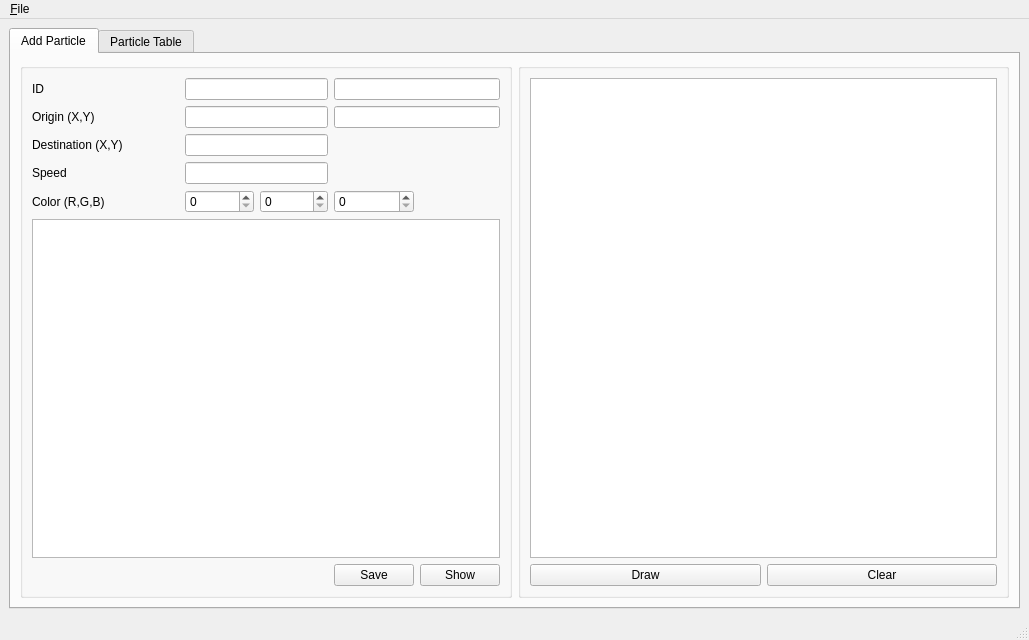
First picture: the form in mainwindow.ui, repository EdPeReg/GraphGUI, before the edit.
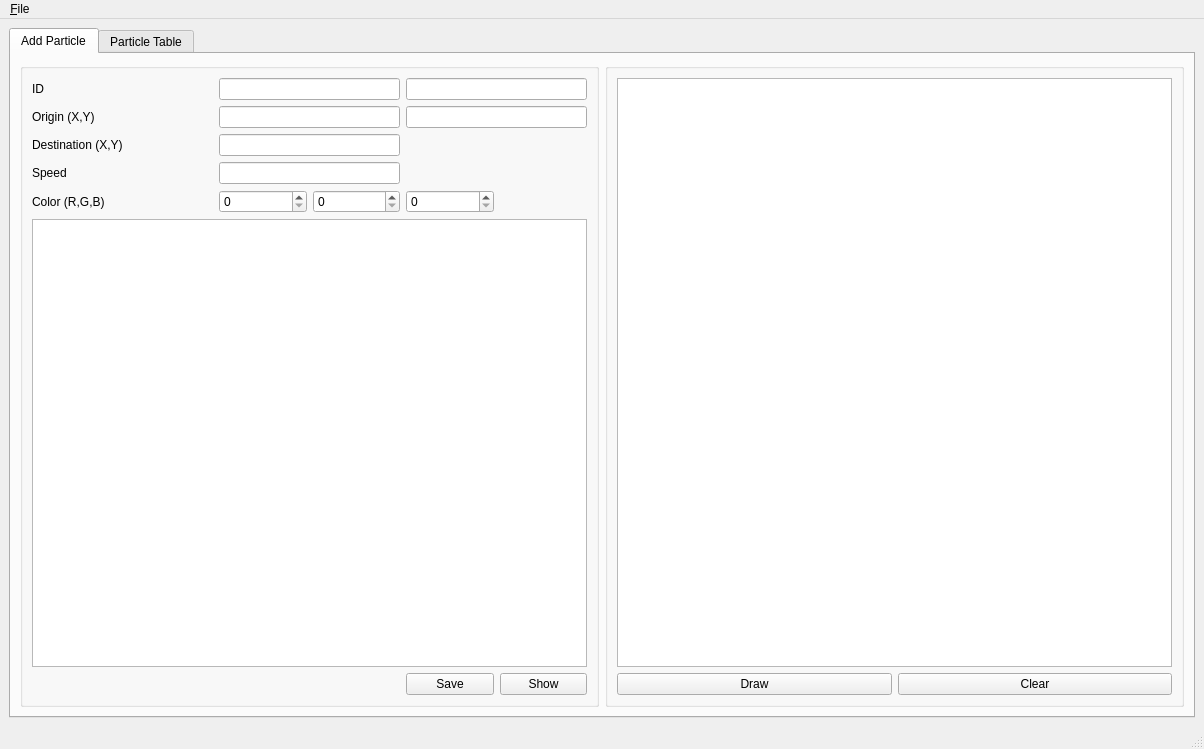
Second picture: the form after the edit.

Patch:
```diff
--- a/mainwindow.ui
+++ b/mainwindow.ui
@@ -6,8 +6,8 @@
    <rect>
     <x>0</x>
     <y>0</y>
-    <width>1029</width>
-    <height>640</height>
+    <width>1204</width>
+    <height>749</height>
    </rect>
   </property>
   <property name="windowTitle">
@@ -181,7 +181,7 @@
     <rect>
      <x>0</x>
      <y>0</y>
-     <width>1029</width>
+     <width>1204</width>
      <height>22</height>
     </rect>
    </property>
```
Left out of the diff: 114 changed lines with no effect on the pictures.
